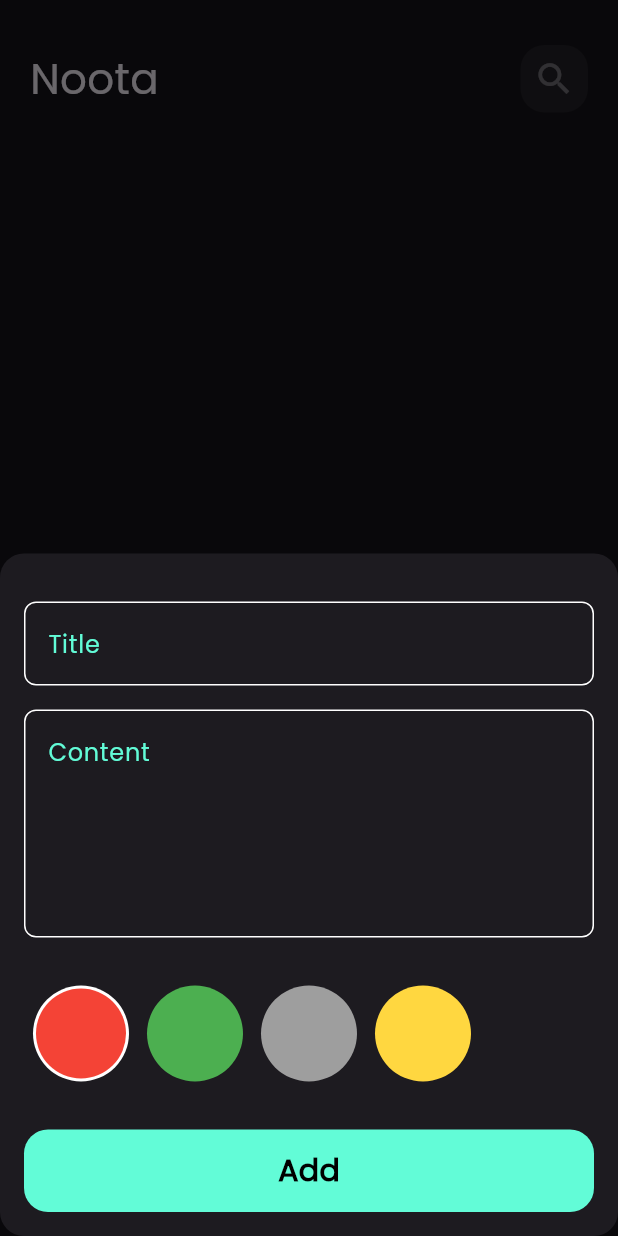
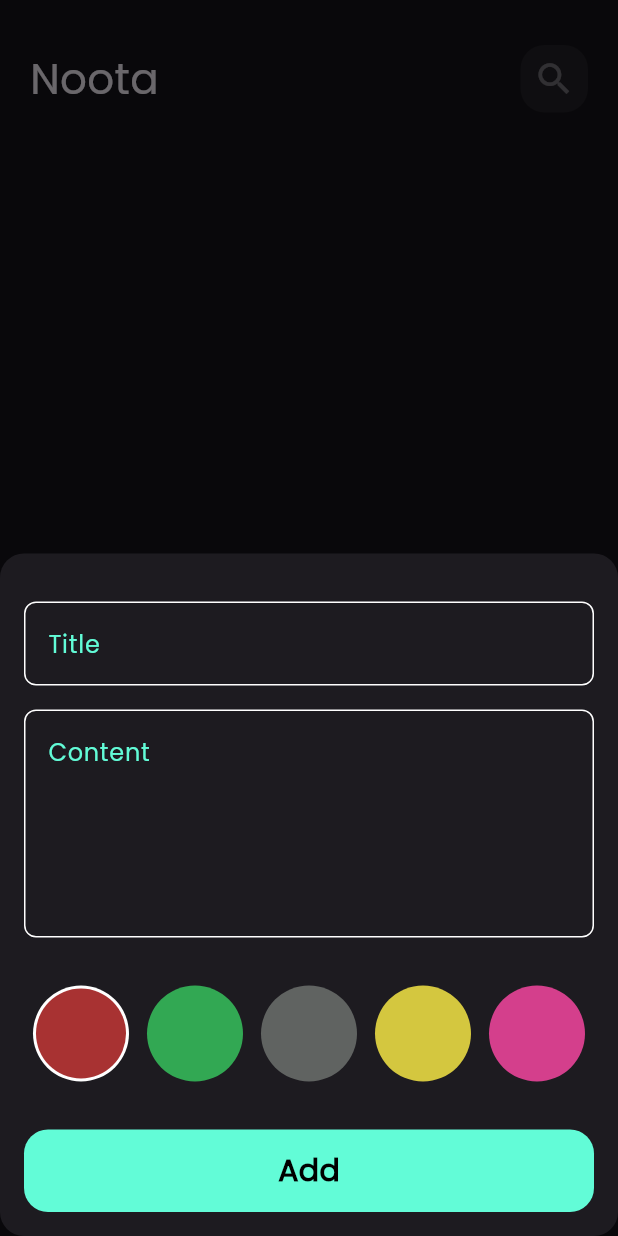
Before and after one commit to DiaaMahdy/noota, a Flutter app: the screen it shows after launch, after a tap on the "add" icon, on a phone screen of 412 x 824 dp. Run offline on Flutter 3.47's test engine with Material 3 defaults, Android fonts, the light colour scheme and no system bars; our stand-ins replace bloc, flutter_bloc, hive, hive_flutter; accounts and stored records are empty.

Commit message:
mission accomplished

```diff
--- a/lib/constants.dart
+++ b/lib/constants.dart
@@ -2,3 +2,10 @@ import 'package:flutter/animation.dart';
 
 const kPrimaryColor = Color(0xff62fcd7);
 const kNotesBox = 'notes_box';
+List<Color> kColors = const [
+  Color(0xffa83232),
+  Color(0xff32a853),
+  Color(0xff606361),
+  Color(0xffd4c73f),
+  Color(0xffd43f8c),
+];
--- a/lib/cubits/add_notes_cubit/add_notes_cubit.dart
+++ b/lib/cubits/add_notes_cubit/add_notes_cubit.dart
@@ -8,7 +8,9 @@ part 'add_notes_state.dart';
 
 class AddNotesCubit extends Cubit<AddNoteState> {
   AddNotesCubit() : super(AddNoteInitial());
+  Color color = const Color(0xffa83232);
   addNote(NoteModel note) async {
+    note.color = color.value;
     emit(AddNoteLoading());
     try {
       var notesBox = Hive.box<NoteModel>(kNotesBox);
--- a/lib/widgets/colors_list_view.dart
+++ b/lib/widgets/colors_list_view.dart
@@ -1,4 +1,8 @@
 import 'package:flutter/material.dart';
+import 'package:flutter_bloc/flutter_bloc.dart';
+import 'package:noota/cubits/add_notes_cubit/add_notes_cubit.dart';
+
+import '../constants.dart';
 
 class ColorItem extends StatelessWidget {
   const ColorItem({super.key, required this.selected, required this.color});
@@ -32,29 +36,26 @@ class ColorsListView extends StatefulWidget {
 
 class _ColorsListViewState extends State<ColorsListView> {
   int currentIndex = 0;
-  List<Color> colors = const [
-    Colors.red,
-    Colors.green,
-    Colors.grey,
-    Colors.amberAccent
-  ];
+
   @override
   Widget build(BuildContext context) {
     return SizedBox(
       height: 32 * 2,
       child: ListView.builder(
           scrollDirection: Axis.horizontal,
-          itemCount: colors.length,
+          itemCount: kColors.length,
           itemBuilder: (context, index) {
             return Padding(
               padding: const EdgeInsets.symmetric(horizontal: 6),
               child: GestureDetector(
                 onTap: () {
                   currentIndex = index;
+                  BlocProvider.of<AddNotesCubit>(context).color =
+                      kColors[index];
                   setState(() {});
                 },
                 child: ColorItem(
-                  color: colors[index],
+                  color: kColors[index],
                   selected: currentIndex == index,
                 ),
               ),
```
Also changed, not shown: lib/widgets/edit_note_colors_list_view.dart (added, +48 -0 lines), lib/widgets/edit_note_view_body.dart (+8 -0 lines).
